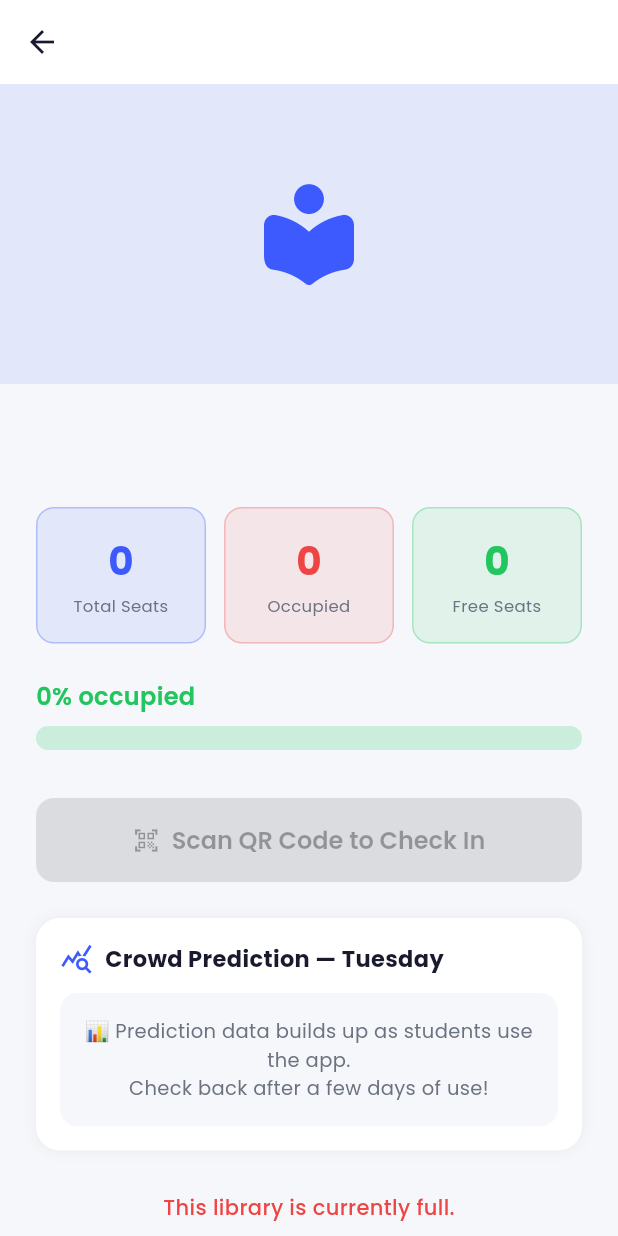
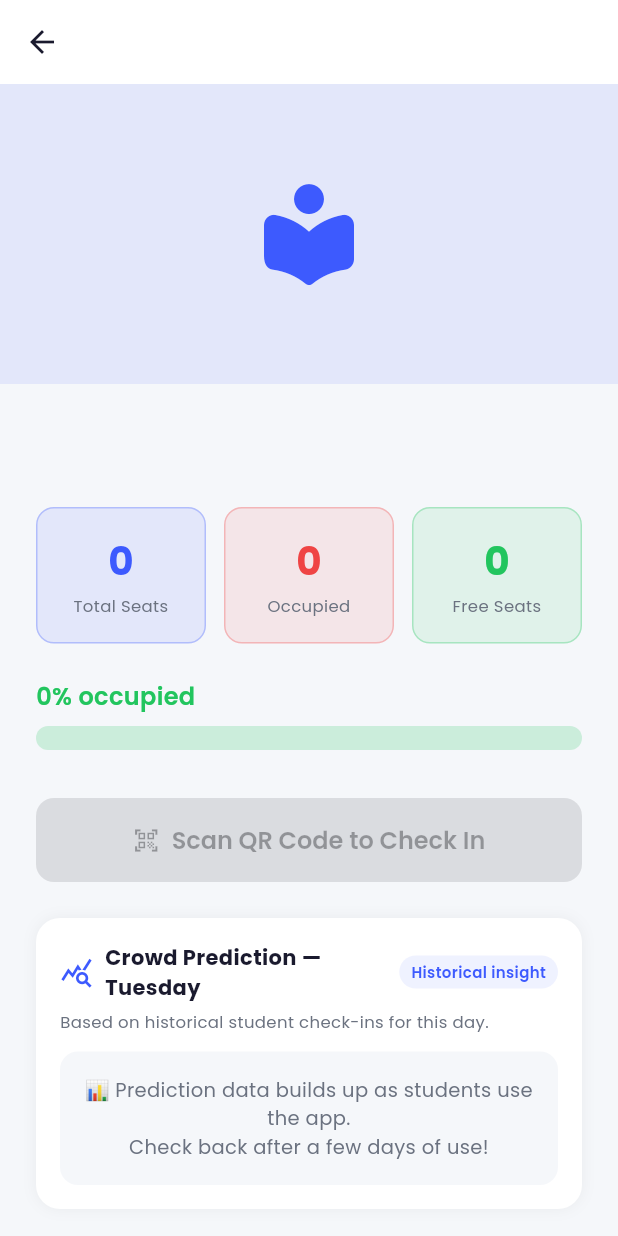
Before and after one commit to bb-benjamin/libraspace, a Flutter app: the LibraryDetailScreen screen opened directly with empty values, on a phone screen of 412 x 824 dp. Run offline on Flutter 3.47's test engine with Material 3 defaults, Android fonts, the phone set to English and light mode, and no system bars; our stand-ins replace cached_network_image, cloud_firestore, firebase_auth, firebase_core, firebase_messaging, geolocator and 2 more; missing offline and left inert: mobile_scanner; accounts and stored records are empty.

Commit message:
Polish crowd prediction card

```diff
--- a/lib/features/home/widgets/crowd_prediction_widget.dart
+++ b/lib/features/home/widgets/crowd_prediction_widget.dart
@@ -153,19 +153,42 @@ class _CrowdPredictionWidgetState extends State<CrowdPredictionWidget> {
             children: [
               const Icon(Icons.query_stats, color: AppColors.primary, size: 22),
               const SizedBox(width: 8),
-              Text(
-                'Crowd Prediction — ${_dayName(today)}',
-                style: const TextStyle(
-                  fontWeight: FontWeight.bold,
-                  fontSize: 15,
-                  color: AppColors.textDark,
+              Expanded(
+                child: Text(
+                  'Crowd Prediction — ${_dayName(today)}',
+                  style: const TextStyle(
+                    fontWeight: FontWeight.bold,
+                    fontSize: 14,
+                    color: AppColors.textDark,
+                  ),
+                ),
+              ),
+              Container(
+                padding: const EdgeInsets.symmetric(horizontal: 8, vertical: 4),
+                decoration: BoxDecoration(
+                  color: AppColors.primary.withValues(alpha: 0.08),
+                  borderRadius: BorderRadius.circular(20),
+                ),
+                child: const Text(
+                  'Historical insight',
+                  style: TextStyle(
+                    fontSize: 10,
+                    fontWeight: FontWeight.w600,
+                    color: AppColors.primary,
+                  ),
                 ),
               ),
             ],
           ),
 
+          const SizedBox(height: 5),
+
+          const Text(
+            'Based on historical student check-ins for this day.',
+            style: TextStyle(fontSize: 11, color: AppColors.textGrey),
+          ),
+
           const SizedBox(height: 12),
-
           // ── LOADING STATE ───────────────────────────────
           if (_loading)
             const Center(
```
